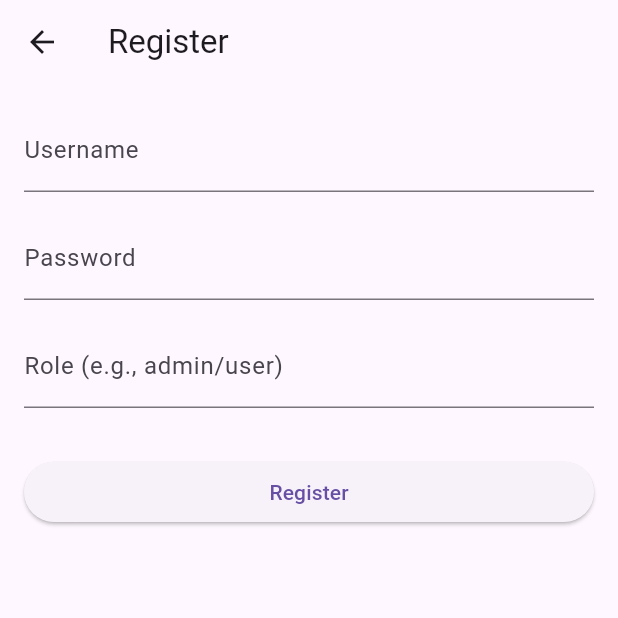
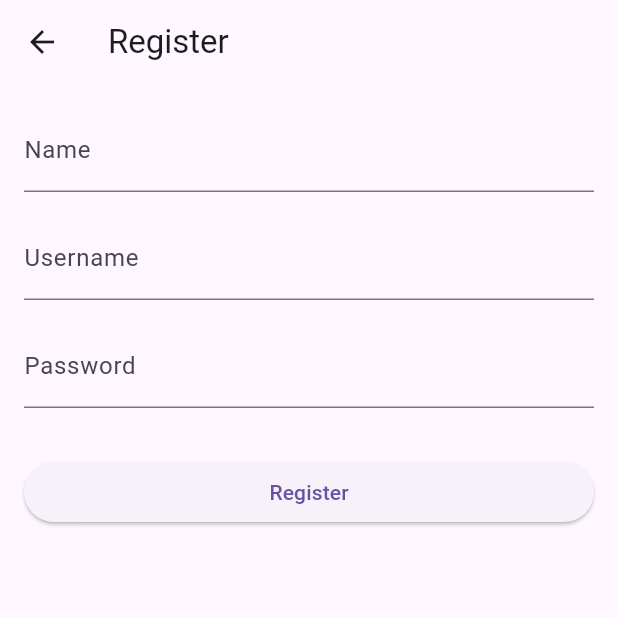
Before and after one commit to ardiansetya/UAS-Flutter, a Flutter app: the RegisterScreen screen opened by its route, on a phone screen of 412 x 824 dp, the top half of it. Run offline on Flutter 3.47's test engine with Material 3 defaults, Android fonts, the phone set to English and light mode, and no system bars; our stand-ins replace shared_preferences; accounts and stored records are empty.

```diff
--- a/lib/screens/login_screen.dart
+++ b/lib/screens/login_screen.dart
@@ -46,8 +46,6 @@ class _LoginScreenState extends State<LoginScreen> {
       // Navigasi ke halaman dashboard
       Navigator.pushReplacementNamed(context, '/dashboard');
     } catch (e) {
-      print('Error saat login: $e'); // Log error
-
       ScaffoldMessenger.of(context).showSnackBar(
         SnackBar(content: Text('Gagal login: ${e.toString()}')),
       );
--- a/lib/screens/register_screen.dart
+++ b/lib/screens/register_screen.dart
@@ -10,17 +10,18 @@ class RegisterScreen extends StatefulWidget {
 }
 
 class _RegisterScreenState extends State<RegisterScreen> {
+  final _nameController =
+      TextEditingController(); // Mengganti roleController dengan nameController
   final _usernameController = TextEditingController();
   final _passwordController = TextEditingController();
-  final _roleController = TextEditingController();
   final ApiService _apiService = ApiService();
 
   void _register() async {
+    final name = _nameController.text.trim(); // Mengambil nama
     final username = _usernameController.text.trim();
     final password = _passwordController.text.trim();
-    final role = _roleController.text.trim();
 
-    if (username.isEmpty || password.isEmpty || role.isEmpty) {
+    if (name.isEmpty || username.isEmpty || password.isEmpty) {
       ScaffoldMessenger.of(context).showSnackBar(
         const SnackBar(content: Text('Harap isi semua kolom')),
       );
@@ -28,8 +29,9 @@ class _RegisterScreenState extends State<RegisterScreen> {
     }
 
     try {
-      print('Mencoba mendaftar dengan: $username, $role');
-      final success = await _apiService.registerUser(username, password, role);
+      print('Mencoba mendaftar dengan: $name, $username');
+      final success = await _apiService.registerUser(
+          name, username, password); // Mengirim name, username, dan password
       if (success) {
         ScaffoldMessenger.of(context).showSnackBar(
           const SnackBar(content: Text('Registrasi berhasil')),
@@ -43,6 +45,7 @@ class _RegisterScreenState extends State<RegisterScreen> {
       );
     }
   }
+
   @override
   Widget build(BuildContext context) {
     return Scaffold(
@@ -53,6 +56,12 @@ class _RegisterScreenState extends State<RegisterScreen> {
           crossAxisAlignment: CrossAxisAlignment.stretch,
           children: [
             TextField(
+              controller: _nameController, // Menggunakan nameController
+              decoration:
+                  const InputDecoration(labelText: 'Name'), // Mengganti label
+            ),
+            const SizedBox(height: 16),
+            TextField(
               controller: _usernameController,
               decoration: const InputDecoration(labelText: 'Username'),
             ),
@@ -61,12 +70,6 @@ class _RegisterScreenState extends State<RegisterScreen> {
               controller: _passwordController,
               decoration: const InputDecoration(labelText: 'Password'),
               obscureText: true,
-            ),
-            const SizedBox(height: 16),
-            TextField(
-              controller: _roleController,
-              decoration:
-                  const InputDecoration(labelText: 'Role (e.g., admin/user)'),
             ),
             const SizedBox(height: 32),
             ElevatedButton(
--- a/lib/services/api_service.dart
+++ b/lib/services/api_service.dart
@@ -47,11 +47,17 @@ class ApiService {
 
     if (response.statusCode == 200) {
       final data = json.decode(response.body);
-      // Pastikan respons mengandung userId dan role
-      if (data['userId'] == null || data['role'] == null) {
+      // Pastikan respons mengandung data yang diharapkan
+      if (data['data'] == null ||
+          data['data']['id'] == null ||
+          data['data']['role'] == null) {
         throw Exception('Respons tidak lengkap: $data');
       }
-      return data; // Mengembalikan seluruh data respons sebagai Map
+      // Mengembalikan userId dan role
+      return {
+        'userId': data['data']['id'], // Mengambil id sebagai userId
+        'role': data['data']['role'], // Mengambil role
+      };
     } else {
       print('Error: ${response.statusCode} - ${response.body}');
       throw Exception('Gagal login: ${response.body}');
@@ -60,14 +66,14 @@ class ApiService {
 
   // Mendaftar pengguna baru
   Future<bool> registerUser(
-      String username, String password, String role) async {
+      String name, String username, String password) async {
     final response = await _makeRequest(
       'POST',
       '/api/users',
       body: {
-        'username': username,
-        'password': password,
-        'role': role,
+        'name': name, // Mengirim name
+        'username': username, // Mengirim username
+        'password': password, // Mengirim password
       },
     );
 
```
